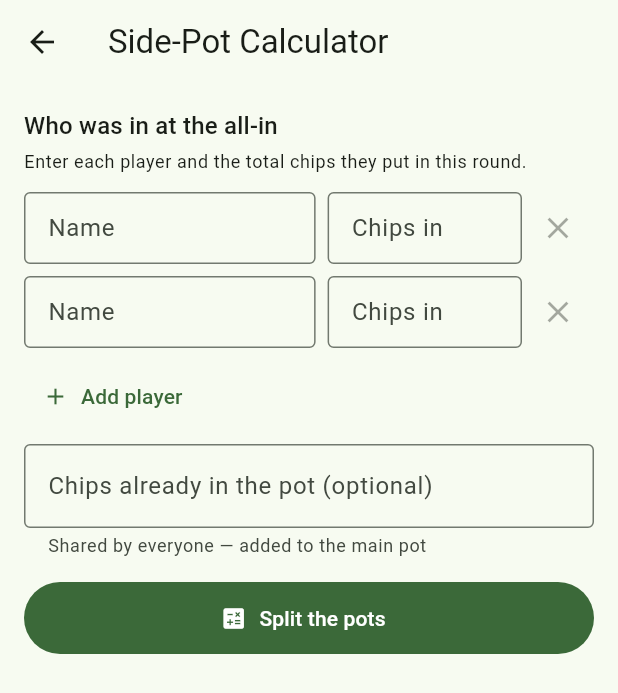
After one commit to sachinthra/chip_tracker, a Flutter app: the SidePotCalculatorScreen screen opened directly, on a phone screen of 412 x 824 dp. The commit adds this screen. Shown: the top 693 px of the screen. Run offline on Flutter 3.47's test engine with Material 3 defaults, Android fonts, the light colour scheme and no system bars; our stand-ins replace dio, file_picker, flutter_riverpod, flutter_secure_storage, hive_flutter, share_plus; accounts and stored records are empty.

Commit message:
Pre MVP v1.0.3

```diff
--- a/lib/main.dart
+++ b/lib/main.dart
@@ -35,7 +35,7 @@ class PokerCompanionApp extends ConsumerWidget {
   Widget build(BuildContext context, WidgetRef ref) {
     final themeMode = ref.watch(themeModeProvider);
     return MaterialApp(
-      title: 'Poker Companion',
+      title: 'Chip Tracker',
       theme: ThemeData(colorSchemeSeed: Colors.green, useMaterial3: true),
       darkTheme: ThemeData(
         colorSchemeSeed: Colors.green,
@@ -95,7 +95,7 @@ class HomeScreen extends ConsumerWidget {
 
     return Scaffold(
       appBar: AppBar(
-        title: const Text('Poker Companion'),
+        title: const Text('Chip Tracker'),
         actions: [
           _ThemeMenuButton(),
           IconButton(
@@ -125,7 +125,7 @@ class HomeScreen extends ConsumerWidget {
                     size: 36, color: theme.colorScheme.onPrimaryContainer),
               ),
               const SizedBox(height: 12),
-              Text('Poker Companion',
+              Text('Chip Tracker',
                   style: theme.textTheme.headlineSmall
                       ?.copyWith(fontWeight: FontWeight.bold)),
               const SizedBox(height: 4),
--- a/lib/providers/game_providers.dart
+++ b/lib/providers/game_providers.dart
@@ -1,6 +1,7 @@
 import 'package:flutter_riverpod/flutter_riverpod.dart';
 
 import '../core/utils/avatar_colors.dart';
+import '../services/backup/backup_service.dart';
 import '../services/local/local_storage_service.dart';
 import '../services/settlement/settlement_engine.dart';
 import '../services/splitwise/splitwise_service.dart';
@@ -17,6 +18,10 @@ final localStorageServiceProvider = Provider<LocalStorageService>((ref) {
 
 final splitwiseServiceProvider = Provider<SplitwiseService>((ref) {
   return SplitwiseService();
+});
+
+final backupServiceProvider = Provider<BackupService>((ref) {
+  return BackupService(ref.watch(localStorageServiceProvider));
 });
 
 /// Holds the currently active game (null when no game is in progress) and
--- /dev/null
+++ b/lib/screens/side_games/side_pot_calculator_screen.dart
@@ -0,0 +1,229 @@
+import 'package:flutter/material.dart';
+import 'package:flutter_riverpod/flutter_riverpod.dart';
+
+import '../../providers/game_providers.dart';
+import '../../services/side_pot/side_pot_calculator.dart';
+
+/// Standalone all-in side-pot calculator. Reads the active game's player names
+/// only to pre-fill rows for convenience — it never writes to the game and
+/// leaves no trace when closed.
+class SidePotCalculatorScreen extends ConsumerStatefulWidget {
+  const SidePotCalculatorScreen({super.key});
+
+  @override
+  ConsumerState<SidePotCalculatorScreen> createState() =>
+      _SidePotCalculatorScreenState();
+}
+
+class _Row {
+  final TextEditingController name;
+  final TextEditingController amount;
+  _Row(String initialName)
+      : name = TextEditingController(text: initialName),
+        amount = TextEditingController();
+  void dispose() {
+    name.dispose();
+    amount.dispose();
+  }
+}
+
+class _SidePotCalculatorScreenState
+    extends ConsumerState<SidePotCalculatorScreen> {
+  final _baseController = TextEditingController();
+  final List<_Row> _rows = [];
+  List<SidePot>? _result;
+
+  @override
+  void initState() {
+    super.initState();
+    final session = ref.read(activeGameProvider);
+    final names = session?.players.map((p) => p.name).toList() ?? const [];
+    if (names.isEmpty) {
+      _rows.addAll([_Row(''), _Row('')]);
+    } else {
+      _rows.addAll(names.map(_Row.new));
+    }
+  }
+
+  @override
+  void dispose() {
+    _baseController.dispose();
+    for (final row in _rows) {
+      row.dispose();
+    }
+    super.dispose();
+  }
+
+  void _addRow() => setState(() => _rows.add(_Row('')));
+
+  void _removeRow(int index) => setState(() {
+        _rows.removeAt(index).dispose();
+        _result = null;
+      });
+
+  void _calculate() {
+    final contributions = <String, double>{};
+    for (final row in _rows) {
+      final name = row.name.text.trim();
+      final amount = double.tryParse(row.amount.text.trim()) ?? 0;
+      if (name.isEmpty || amount <= 0) continue;
+      // Combine duplicates just in case.
+      contributions[name] = (contributions[name] ?? 0) + amount;
+    }
+    final base = double.tryParse(_baseController.text.trim()) ?? 0;
+    setState(() {
+      _result = contributions.length < 2
+          ? <SidePot>[]
+          : SidePotCalculator.compute(contributions, basePot: base);
+    });
+  }
+
+  @override
+  Widget build(BuildContext context) {
+    final result = _result;
+    return Scaffold(
+      appBar: AppBar(title: const Text('Side-Pot Calculator')),
+      body: ListView(
+        padding: const EdgeInsets.all(16),
+        children: [
+          Text('Who was in at the all-in',
+              style: Theme.of(context).textTheme.titleMedium),
+          const SizedBox(height: 4),
+          Text(
+            'Enter each player and the total chips they put in this round.',
+            style: Theme.of(context).textTheme.bodySmall,
+          ),
+          const SizedBox(height: 12),
+          for (var i = 0; i < _rows.length; i++)
+            Padding(
+              padding: const EdgeInsets.only(bottom: 8),
+              child: Row(
+                children: [
+                  Expanded(
+                    flex: 3,
+                    child: TextField(
+                      controller: _rows[i].name,
+                      decoration: const InputDecoration(
+                        labelText: 'Name',
+                        isDense: true,
+                        border: OutlineInputBorder(),
+                      ),
+                    ),
+                  ),
+                  const SizedBox(width: 8),
+                  Expanded(
+                    flex: 2,
+                    child: TextField(
+                      controller: _rows[i].amount,
+                      keyboardType: TextInputType.number,
+                      decoration: const InputDecoration(
+                        labelText: 'Chips in',
+                        isDense: true,
+                        border: OutlineInputBorder(),
+                      ),
+                    ),
+                  ),
+                  IconButton(
+                    icon: const Icon(Icons.close),
+                    onPressed: _rows.length > 2 ? () => _removeRow(i) : null,
+                  ),
+                ],
+              ),
+            ),
+          Align(
+            alignment: Alignment.centerLeft,
+            child: TextButton.icon(
+              onPressed: _addRow,
+              icon: const Icon(Icons.add),
+              label: const Text('Add player'),
+            ),
+          ),
+          const SizedBox(height: 8),
+          TextField(
+            controller: _baseController,
+            keyboardType: TextInputType.number,
+            decoration: const InputDecoration(
+              labelText: 'Chips already in the pot (optional)',
+              helperText: 'Shared by everyone — added to the main pot',
+              border: OutlineInputBorder(),
+            ),
+          ),
+          const SizedBox(height: 16),
+          FilledButton.icon(
+            onPressed: _calculate,
+            icon: const Icon(Icons.calculate),
+            label: const Text('Split the pots'),
+            style: FilledButton.styleFrom(minimumSize: const Size.fromHeight(48)),
+          ),
+          const SizedBox(height: 20),
+          if (result != null) _buildResult(context, result),
+        ],
+      ),
+    );
+  }
+
+  Widget _buildResult(BuildContext context, List<SidePot> pots) {
+    if (pots.isEmpty) {
+      return const Text('Add at least 2 players with chips to split the pots.');
+    }
+    // Label contested pots: first = "Main pot", then "Side pot 1", 2, ...
+    var contestedSeen = 0;
+    String labelFor(SidePot pot) {
+      if (pot.uncalledReturn) return 'Returned to ${pot.eligible.first}';
+      final label = contestedSeen == 0 ? 'Main pot' : 'Side pot $contestedSeen';
+      contestedSeen++;
+      return label;
+    }
+
+    return Column(
+      crossAxisAlignment: CrossAxisAlignment.start,
+      children: [
+        Text('Result', style: Theme.of(context).textTheme.titleMedium),
+        const SizedBox(height: 8),
+        for (final pot in pots)
+          Card(
+            child: Padding(
+              padding: const EdgeInsets.all(14),
+              child: Row(
+                crossAxisAlignment: CrossAxisAlignment.start,
+                children: [
+                  Icon(
+                    pot.uncalledReturn ? Icons.reply : Icons.savings,
+                    color: pot.uncalledReturn ? Colors.orange : Colors.green,
+                  ),
+                  const SizedBox(width: 14),
+                  Expanded(
+                    child: Column(
+                      crossAxisAlignment: CrossAxisAlignment.start,
+                      children: [
+                        Text(
+                          labelFor(pot),
+                          style: const TextStyle(fontWeight: FontWeight.bold),
+                        ),
+                        const SizedBox(height: 2),
+                        // No maxLines — grows to show every eligible name.
+                        Text(
+                          pot.uncalledReturn
+                              ? 'Uncalled bet'
+                              : 'Contested by: ${pot.eligible.join(', ')}',
+                          style: Theme.of(context).textTheme.bodyMedium,
+                        ),
+                      ],
+                    ),
+                  ),
+                  const SizedBox(width: 8),
+                  Text(
+                    pot.amount == pot.amount.roundToDouble()
+                        ? pot.amount.toStringAsFixed(0)
+                        : pot.amount.toStringAsFixed(2),
+                    style: const TextStyle(
+                        fontWeight: FontWeight.bold, fontSize: 18),
+                  ),
+                ],
+              ),
+            ),
+          ),
+      ],
+    );
+  }
+}
--- /dev/null
+++ b/lib/services/side_pot/side_pot_calculator.dart
@@ -0,0 +1,75 @@
+/// One pot in an all-in showdown: its amount and who can win it. When
+/// [uncalledReturn] is true, the amount is an uncalled bet returned to the
+/// single [eligible] player rather than a contested pot.
+class SidePot {
+  final double amount;
+  final List<String> eligible;
+  final bool uncalledReturn;
+
+  const SidePot({
+    required this.amount,
+    required this.eligible,
+    this.uncalledReturn = false,
+  });
+}
+
+/// Splits an all-in situation into a main pot + side pots.
+///
+/// Given each still-in player's total contribution for the round, it layers the
+/// pot by contribution level: everyone shares the lowest layer (main pot), and
+/// each higher layer is contestable only by the players who put in that much.
+/// A top contribution nobody matched is returned as an uncalled bet.
+class SidePotCalculator {
+  /// [contributions]: player name -> amount put in this all-in round.
+  /// [basePot]: chips already in the middle (antes/earlier betting) shared by
+  /// everyone — added onto the main pot.
+  static List<SidePot> compute(
+    Map<String, double> contributions, {
+    double basePot = 0,
+  }) {
+    final entries =
+        contributions.entries.where((e) => e.value > 0).toList();
+    final levels = entries.map((e) => e.value).toSet().toList()..sort();
+
+    final pots = <SidePot>[];
+    var prev = 0.0;
+    var mainPotFilled = false;
+
+    for (final level in levels) {
+      final layer = level - prev;
+      prev = level;
+      final contributors = entries
+          .where((e) => e.value >= level - 1e-9)
+          .map((e) => e.key)
+          .toList();
+      final potAmount = layer * contributors.length;
+      if (potAmount <= 1e-9) continue;
+
+      if (contributors.length == 1) {
+        pots.add(SidePot(
+          amount: _round2(potAmount),
+          eligible: [contributors.first],
+          uncalledReturn: true,
+        ));
+      } else {
+        var amount = potAmount;
+        if (!mainPotFilled) {
+          amount += basePot;
+          mainPotFilled = true;
+        }
+        pots.add(SidePot(amount: _round2(amount), eligible: contributors));
+      }
+    }
+
+    // No contested pot but there was base money — everyone shares it.
+    if (!mainPotFilled && basePot > 0) {
+      pots.insert(
+        0,
+        SidePot(amount: _round2(basePot), eligible: contributions.keys.toList()),
+      );
+    }
+    return pots;
+  }
+
+  static double _round2(double v) => (v * 100).round() / 100;
+}
```
Also changed, not shown: lib/screens/game_table/game_table_screen.dart (+105 -31 lines), lib/screens/history/history_vault_screen.dart (+104 -1 lines), lib/services/backup/backup_service.dart (added, +113 -0 lines), pubspec.yaml (+24 -0 lines), assets/icon/chip_tracker.png (added), assets/icon/chip_tracker_fg.png (added), pubspec.lock, 81 other files.
